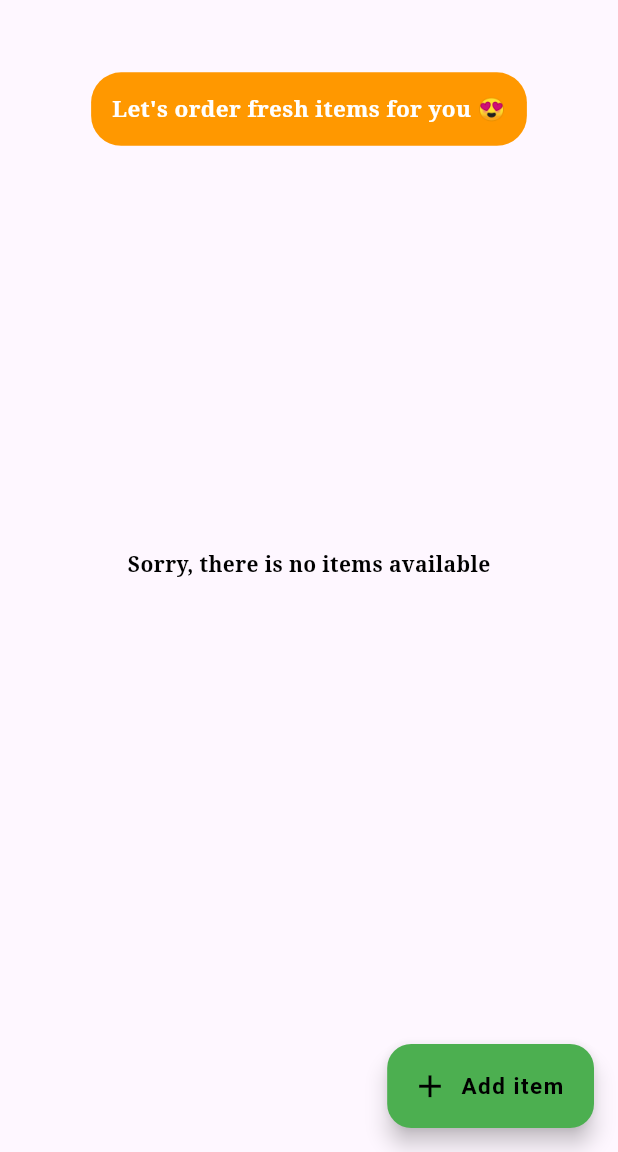
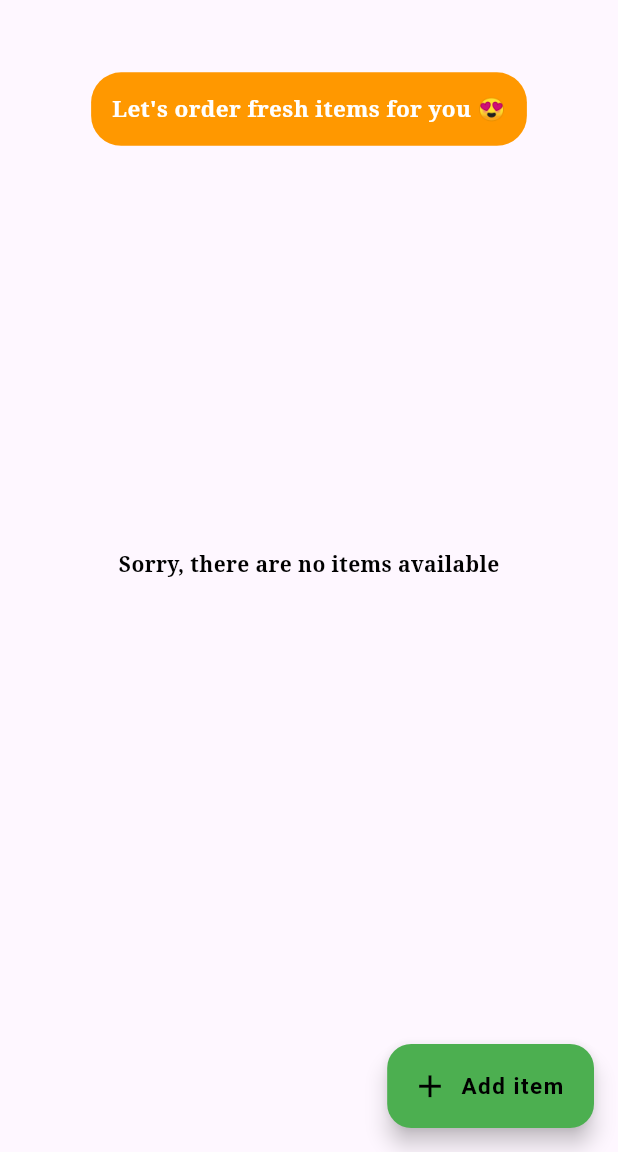
Before and after one commit to krishnarajkumar0610/grocery_app, a Flutter app: the HomePage screen opened directly, on a phone screen of 412 x 824 dp, the part 84-1236 px from its top. Run offline on Flutter 3.47's test engine with Material 3 defaults, Android fonts, the phone set to English and light mode, and no system bars; our stand-ins replace equatable, flutter_bloc, google_fonts, shared_preferences; accounts and stored records are empty.

Commit message:
Grocery app as Dynamic

```diff
--- a/grocery_app/lib/bloc/greeting/greeting_bloc.dart
+++ b/grocery_app/lib/bloc/greeting/greeting_bloc.dart
@@ -2,13 +2,10 @@ import 'package:flutter_bloc/flutter_bloc.dart';
 import 'package:grocery_app/bloc/greeting/greeting_event.dart';
 import 'package:grocery_app/bloc/greeting/greeting_state.dart';
 
-class GreetingBloc extends Bloc<GreetingEvents, GreetingState> {
+class GreetingBloc extends Bloc<GreetingEvent, GreetingState> {
   GreetingBloc() : super(InitialGreeting()) {
-    on<GetGreetingEvent>(greeting);
-  }
-
-  Future<void> greeting(
-      GetGreetingEvent event, Emitter<GreetingState> emit) async {
+    on<GetGreetingEvent>((event, emit) {
+      emit(InitialGreeting());
       final hour = DateTime.now().hour;
       // Determine the time of day based on the hour
       String message;
@@ -21,7 +18,8 @@ class GreetingBloc extends Bloc<GreetingEvents, GreetingState> {
       } else {
         message = 'Good Night 🍜';
       }
-    print("Messge : $message");
-    emit(GetGreetingState(getGreeting: message));
+      print("Emitting : $message");
+      emit(GetGreetingState(message: message));
+    });
   }
 }
--- a/grocery_app/lib/bloc/greeting/greeting_event.dart
+++ b/grocery_app/lib/bloc/greeting/greeting_event.dart
@@ -1,3 +1,3 @@
-abstract class GreetingEvents {}
+abstract class GreetingEvent {}
 
-class GetGreetingEvent extends GreetingEvents {}
+class GetGreetingEvent extends GreetingEvent {}
--- a/grocery_app/lib/bloc/greeting/greeting_state.dart
+++ b/grocery_app/lib/bloc/greeting/greeting_state.dart
@@ -2,18 +2,16 @@ import 'package:equatable/equatable.dart';
 
 abstract class GreetingState extends Equatable {}
 
-class InitialGreeting extends GreetingState {
-  @override
-  List<Object?> get props => throw UnimplementedError();
-}
+class GetGreetingState extends GreetingState {
+  String message;
 
-class GetGreetingState extends GreetingState {
-  String getGreeting;
-
-  GetGreetingState({required this.getGreeting}) {
-    print("INGA VANTEA : $getGreeting");
-  }
+  GetGreetingState({required this.message});
 
   @override
   List<Object?> get props => [];
 }
+
+class InitialGreeting extends GreetingState {
+  @override
+  List<Object?> get props => [];
+}
--- a/grocery_app/lib/bloc/shop/shop_bloc.dart
+++ b/grocery_app/lib/bloc/shop/shop_bloc.dart
@@ -6,9 +6,8 @@ import 'package:shared_preferences/shared_preferences.dart';
 import '../../methods.dart';
 
 class ShopBloc extends Bloc<ShopEvents, ShopState> {
-  ShopBloc() : super(DummyShopState()) {
+  ShopBloc() : super(InitialShop()) {
     on<GetInitialShopItemsEvent>(getInitialShopItems);
-    // on<AddNewItemsInShopEvent>(addNewItem);
   }
 
   Future<void> getInitialShopItems(
--- a/grocery_app/lib/bloc/shop/shop_state.dart
+++ b/grocery_app/lib/bloc/shop/shop_state.dart
@@ -2,7 +2,7 @@ import 'package:equatable/equatable.dart';
 
 abstract class ShopState extends Equatable {}
 
-class DummyShopState extends ShopState {
+class InitialShop extends ShopState {
   @override
   List<Object?> get props => [];
 }
@@ -15,12 +15,3 @@ class GetInitialShopItemState extends ShopState {
   @override
   List<Object?> get props => [];
 }
-
-class GetGreetingsState extends ShopState {
-  String greeting;
-
-  GetGreetingsState({required this.greeting});
-
-  @override
-  List<Object?> get props => [];
-}
--- a/grocery_app/lib/main.dart
+++ b/grocery_app/lib/main.dart
@@ -1,9 +1,12 @@
 import 'package:flutter/material.dart';
 import 'package:flutter/services.dart';
 import 'package:flutter_bloc/flutter_bloc.dart';
+import 'package:grocery_app/bloc/sign_in/signIn_event.dart';
 import 'package:grocery_app/bloc/themes/theme_bloc.dart';
 import 'package:grocery_app/bloc/themes/theme_state.dart';
 import 'package:grocery_app/screens/intro/intro_screen.dart';
+
+import 'bloc/sign_in/signIn_bloc.dart';
 
 void main() {
   deviceOrientation();
@@ -23,7 +26,7 @@ class MyApp extends StatelessWidget {
   @override
   Widget build(BuildContext context) {
     return BlocProvider(
-      create: (_) => ThemeBloc(),
+      create: (context) => ThemeBloc(),
       child: BlocConsumer<ThemeBloc, ThemeState>(
         listener: (context, state) {},
         builder: (context, state) => MaterialApp(
--- a/grocery_app/lib/screens/home.dart
+++ b/grocery_app/lib/screens/home.dart
@@ -4,61 +4,55 @@ import 'package:google_fonts/google_fonts.dart';
 import 'package:grocery_app/bloc/themes/theme_bloc.dart';
 import 'package:grocery_app/bloc/themes/theme_event.dart';
 import '../bloc/greeting/greeting_bloc.dart';
-import '../bloc/greeting/greeting_event.dart';
 import '../bloc/greeting/greeting_state.dart';
 import 'drawer.dart';
 
-class HomePage extends StatefulWidget {
-  bool isAdmin;
+class HomePage extends StatelessWidget {
+  final bool isAdmin;
 
-  HomePage({super.key, required this.isAdmin});
-
-  @override
-  State<HomePage> createState() => _HomePageState();
-}
-
-class _HomePageState extends State<HomePage> {
-  int quantity = 1;
+  HomePage({Key? key, required this.isAdmin}) : super(key: key);
   List shopItems = [];
 
   @override
-  void initState() {
-    // TODO: implement initState
-    super.initState();
-    final greetingBloc = GreetingBloc();
-    greetingBloc.add(GetGreetingEvent());
-    //context.read<GreetingBloc>().add(GetGreetingEvent());
-    print("Called the event");
+  Widget build(BuildContext context) {
+    return BlocConsumer<GreetingBloc, GreetingState>(
+      listener: (context, state) {
+        if (state is GetGreetingState) {
+          print("Received greeting message: ${state.message}");
         }
-
-  @override
-  Widget build(BuildContext context) {
-    double deviceWidth = MediaQuery.sizeOf(context).width;
-    double deviceHeight = MediaQuery.sizeOf(context).height;
-    Orientation orientation = MediaQuery.of(context).orientation;
-    Icon icon = const Icon(Icons.dark_mode, color: Colors.black, size: 25);
-    return SafeArea(
+      },
+      builder: (context, state) {
+        return BlocProvider(
+          create: (context) => GreetingBloc(),
           child: Scaffold(
             appBar: AppBar(
               backgroundColor: Colors.deepPurple,
               title: Text(
                 "Grocery App",
                 style: GoogleFonts.notoSerif(
-              fontSize: orientation == Orientation.portrait ? 20 : 30,
+                  fontSize:
+                      MediaQuery.of(context).orientation == Orientation.portrait
+                          ? 20
+                          : 30,
                   fontWeight: FontWeight.bold,
-              color: Colors.black),
+                  color: Colors.black,
+                ),
               ),
               actions: [
                 IconButton(
                   onPressed: () {
                     context.read<ThemeBloc>().add(ChangeThemeEvent());
                   },
-            icon: icon,
+                  icon: const Icon(Icons.dark_mode,
+                      color: Colors.black, size: 25),
                 ),
                 SizedBox(
-            width: orientation == Orientation.portrait ? 10 : 50,
+                  width:
+                      MediaQuery.of(context).orientation == Orientation.portrait
+                          ? 10
+                          : 50,
                 ),
-          widget.isAdmin
+                isAdmin
                     ? const SizedBox()
                     : Padding(
                         padding: const EdgeInsets.all(5.0),
@@ -76,13 +70,17 @@ class _HomePageState extends State<HomePage> {
                               Icons.shopping_cart,
                               color: Colors.black,
                               size: 25,
-                      ))),
+                            ),
+                          ),
+                        ),
                       ),
                 SizedBox(
-            width: orientation == Orientation.portrait ? 10 : 50,
+                  width:
+                      MediaQuery.of(context).orientation == Orientation.portrait
+                          ? 10
+                          : 50,
                 ),
-          shopItems.isNotEmpty
-              ? (widget.isAdmin
+                state is GetGreetingState && !isAdmin
                     ? IconButton(
                         tooltip: "Edit item",
                         onPressed: () {
@@ -98,28 +96,29 @@ class _HomePageState extends State<HomePage> {
                           color: Colors.black,
                         ),
                       )
-                  : const SizedBox())
                     : const SizedBox(),
                 SizedBox(
-            width: orientation == Orientation.portrait ? 10 : 50,
+                  width:
+                      MediaQuery.of(context).orientation == Orientation.portrait
+                          ? 10
+                          : 50,
                 ),
               ],
             ),
             drawer: const Drawer(
               backgroundColor: Colors.white,
-          child: MyDrawer() // <= click this for Drawer
+              child: MyDrawer(), // <= click this for Drawer
             ),
             body: SingleChildScrollView(
               child: Column(
                 children: [
                   Padding(
                     padding: EdgeInsets.only(
-                  top: deviceHeight * 0.01, left: deviceWidth * 0.05),
-              child: BlocProvider(
-                create: (context) => GreetingBloc(),
-                child: BlocConsumer<GreetingBloc, GreetingState>(
-                    listener: (context, state) {},
-                    builder: (context, state) =>Text("")),
+                      top: MediaQuery.of(context).size.height * 0.01,
+                      left: MediaQuery.of(context).size.width * 0.05,
+                    ),
+                    child: Text(
+                      state is GetGreetingState ? state.message : "",
                     ),
                   ),
                   Padding(
@@ -128,7 +127,8 @@ class _HomePageState extends State<HomePage> {
                       padding: const EdgeInsets.all(4),
                       decoration: BoxDecoration(
                         color: Colors.orange,
-                    borderRadius: BorderRadius.circular(20)),
+                        borderRadius: BorderRadius.circular(20),
+                      ),
                       child: Padding(
                         padding: const EdgeInsets.all(10.0),
                         child: Text(
@@ -136,7 +136,8 @@ class _HomePageState extends State<HomePage> {
                           style: GoogleFonts.notoSerif(
                             fontWeight: FontWeight.bold,
                             fontSize: 15,
-                        color: Colors.white),
+                            color: Colors.white,
+                          ),
                         ),
                       ),
                     ),
@@ -145,11 +146,13 @@ class _HomePageState extends State<HomePage> {
                       ? Padding(
                           padding: const EdgeInsets.only(top: 250.0),
                           child: Center(
-                      child: Text("Sorry, there is no items available",
+                            child: Text(
+                              "Sorry, there are no items available",
                               style: GoogleFonts.notoSerif(
                                 fontWeight: FontWeight.bold,
                                 color: Colors.black,
-                          )),
+                              ),
+                            ),
                           ),
                         )
                       : SizedBox(
@@ -159,7 +162,9 @@ class _HomePageState extends State<HomePage> {
                             itemCount: shopItems.length,
                             gridDelegate:
                                 const SliverGridDelegateWithFixedCrossAxisCount(
-                              crossAxisCount: 2, childAspectRatio: 1 / 1.4),
+                              crossAxisCount: 2,
+                              childAspectRatio: 1 / 1.4,
+                            ),
                             itemBuilder: (context, index) {
                               return Text("fenfn");
                             },
@@ -168,28 +173,33 @@ class _HomePageState extends State<HomePage> {
                 ],
               ),
             ),
-      floatingActionButton: SingleChildScrollView(
-          child: widget.isAdmin
+            floatingActionButton: isAdmin
                 ? shopItems.isEmpty
                     ? floatingButton(
-                      icon:
-                          const Icon(Icons.add, color: Colors.black, size: 25),
+                        icon: const Icon(Icons.add,
+                            color: Colors.black, size: 25),
                         text: "Add item",
-                      navigatorStatus: true)
+                        navigatorStatus: true,
+                      )
                     : floatingButton(
-                      icon:
-                          const Icon(Icons.add, color: Colors.black, size: 25),
+                        icon: const Icon(Icons.add,
+                            color: Colors.black, size: 25),
                         text: "Add item",
-                      navigatorStatus: true)
-              : const SizedBox()),
-    ));
+                        navigatorStatus: true,
+                      )
+                : const SizedBox(),
+          ),
+        );
+      },
+    );
   }
 
-  Widget floatingButton(
-      {required Icon icon,
+  Widget floatingButton({
+    required Icon icon,
     required String text,
     required bool navigatorStatus,
-      List? shopItem}) {
+    List? shopItem,
+  }) {
     return FloatingActionButton.extended(
       backgroundColor: Colors.green,
       icon: icon,
@@ -198,11 +208,7 @@ class _HomePageState extends State<HomePage> {
         //     context,
         //     MaterialPageRoute(
         //       builder: (context) =>
-        //           navigatorStatus
-        //               ? const AddNewItem()
-        //               : EditPage(
-        //             shopItems: shopItem!,
-        //           ),
+        //           navigatorStatus ? const AddNewItem() : EditPage(shopItems: shopItem!),
         //     ));
       },
       label: Text(
@@ -211,7 +217,8 @@ class _HomePageState extends State<HomePage> {
           fontWeight: FontWeight.bold,
           fontSize: 15,
           letterSpacing: 1,
-            color: Colors.black),
+          color: Colors.black,
+        ),
       ),
     );
   }
--- a/grocery_app/lib/screens/intro/intro_screen.dart
+++ b/grocery_app/lib/screens/intro/intro_screen.dart
@@ -32,7 +32,6 @@ class _IntroPageState extends State<SplashScreen> {
     // Splash screen
     double deviceWidth = MediaQuery.sizeOf(context).width;
     double deviceHeight = MediaQuery.sizeOf(context).height;
-    Orientation orientation = MediaQuery.of(context).orientation;
     return Scaffold(
       body: ListView(children: [
         Column(
--- a/grocery_app/lib/screens/logins/sign_up.dart
+++ b/grocery_app/lib/screens/logins/sign_up.dart
@@ -1,17 +1,14 @@
 import 'package:flutter/material.dart';
 import 'package:google_fonts/google_fonts.dart';
 
-class SignUp extends StatefulWidget {
-  const SignUp({super.key});
+class SignUp extends StatelessWidget {
+  final _fullName = TextEditingController();
 
-  @override
-  State<SignUp> createState() => _SignUpState();
-}
+  final _email = TextEditingController();
 
-class _SignUpState extends State<SignUp> {
-  final _fullName = TextEditingController();
-  final _email = TextEditingController();
   final _password = TextEditingController();
+
+  SignUp({super.key});
 
   Widget getField(
       {double? left = 0,
--- a/grocery_app/lib/screens/new_user.dart
+++ b/grocery_app/lib/screens/new_user.dart
@@ -107,10 +107,10 @@ class NewUser extends StatelessWidget {
                 ),
               ]),
             )),
-        body: const TabBarView(
+        body: TabBarView(
           children: [
             SignUp(),
-            SignIn(),
+            const SignIn(),
           ],
         ),
       ),
```
Also changed, not shown: grocery_app/lib/bloc/themes/theme_event.dart (line endings or trailing spaces). Lines whose indentation alone changed are shown as unchanged.
